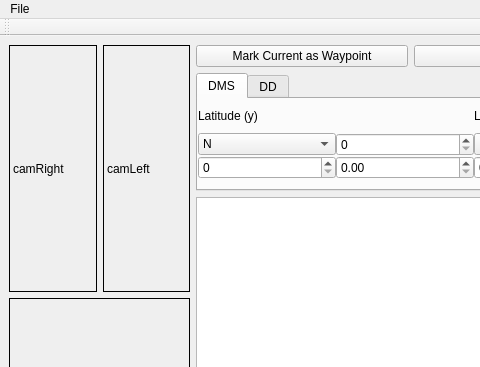
Qt form catkin_ws/src/hci/ui_files/MainWindow_V4.ui (mcgill-robotics-archive/rover-2015) before a commit; both pictures show x 0 to 480 and y 0 to 367 of the 1061 by 605 pixel window.
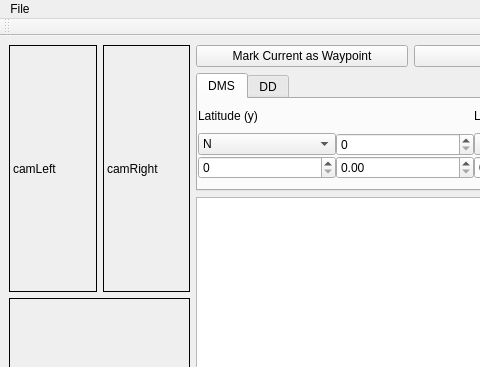
The same form after that commit. Custom widgets are drawn as their Qt base class.

Commit message: fixed side of screens

What changed in the file:
```diff
--- a/catkin_ws/src/hci/ui_files/MainWindow_V4.ui
+++ b/catkin_ws/src/hci/ui_files/MainWindow_V4.ui
@@ -19,6 +19,28 @@
      <layout class="QVBoxLayout" name="verticalLayout_9">
       <item>
        <layout class="QHBoxLayout" name="horizontalLayout_12">
+        <item>
+         <widget class="QLabel" name="camera2">
+          <property name="minimumSize">
+           <size>
+            <width>0</width>
+            <height>0</height>
+           </size>
+          </property>
+          <property name="sizeIncrement">
+           <size>
+            <width>1</width>
+            <height>1</height>
+           </size>
+          </property>
+          <property name="frameShape">
+           <enum>QFrame::Box</enum>
+          </property>
+          <property name="text">
+           <string>camLeft</string>
+          </property>
+         </widget>
+        </item>
         <item>
          <widget class="QLabel" name="camera3">
           <property name="minimumSize">
@@ -47,28 +69,6 @@
           </property>
          </widget>
         </item>
-        <item>
-         <widget class="QLabel" name="camera2">
-          <property name="minimumSize">
-           <size>
-            <width>0</width>
-            <height>0</height>
-           </size>
-          </property>
-          <property name="sizeIncrement">
-           <size>
-            <width>1</width>
-            <height>1</height>
-           </size>
-          </property>
-          <property name="frameShape">
-           <enum>QFrame::Box</enum>
-          </property>
-          <property name="text">
-           <string>camLeft</string>
-          </property>
-         </widget>
-        </item>
        </layout>
       </item>
       <item>
```
The commit also changes 1 other file.
